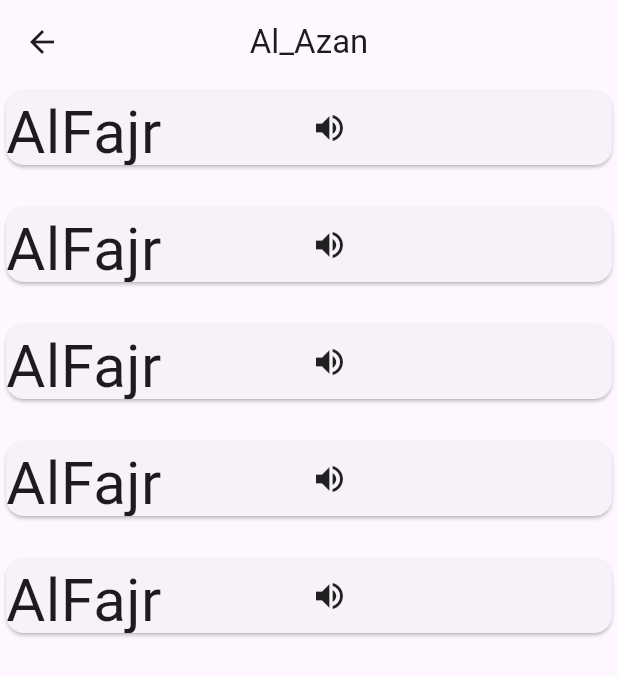
After one commit to Hoda-ramadan/Alhudaapp2, a Flutter app: the screen it shows after launch, after a tap on the "keyboard voice" icon, on a phone screen of 412 x 824 dp. The commit adds this screen. Shown: the top 676 px of the screen. Run offline on Flutter 3.47's test engine with Material 3 defaults, Android fonts, the phone set to English and light mode, and no system bars; our stand-ins replace dio, flutter_bloc; network calls fail.

Commit message:
Azan service,Azan model,Azan_view

```diff
--- a/lib/features/home/widgets/home_veiw_featurs.dart
+++ b/lib/features/home/widgets/home_veiw_featurs.dart
@@ -1,4 +1,5 @@
 import 'package:alhuda/features/home/widgets/custom_featured_icons.dart';
+import 'package:alhuda/features/quran%20Feature/views/azan_view.dart';
 import 'package:alhuda/features/quran%20Feature/views/quran_home_page.dart';
 import 'package:flutter/material.dart';
 
@@ -25,7 +26,9 @@ class HomeVeiwFeaturs extends StatelessWidget {
           ),
           SizedBox(width: 150),
           CustomFeaturedIcons(
-            function: () {},
+            function: () {
+              Navigator.pushNamed(context, AzanView.id);
+            },
             icon: Icon(Icons.keyboard_voice_sharp, color: Colors.white),
           ),
         ],
--- a/lib/features/home/widgets/home_veiw_first_part.dart
+++ b/lib/features/home/widgets/home_veiw_first_part.dart
@@ -22,7 +22,7 @@ class HomeVeiwFirstPart extends StatelessWidget {
           SizedBox(height: 300),
           Align(
             alignment: AlignmentGeometry.center,
-            child: CustomText(text: '4:20 AM', fontSize: 40),
+            child: CustomText(text: '4:20 AM', fontSize: 20),
           ),
         ],
       ),
--- /dev/null
+++ b/lib/features/quran Feature/views/azan_view.dart
@@ -0,0 +1,27 @@
+import 'package:alhuda/features/quran%20Feature/widgets/azan.dart';
+import 'package:flutter/material.dart';
+
+class AzanView extends StatelessWidget {
+  const AzanView({super.key});
+  static String id = "AzanView";
+  @override
+  Widget build(BuildContext context) {
+    return Scaffold(
+      appBar: AppBar(title: Text("Al_Azan"), centerTitle: true),
+      body: Column(
+        children: [
+          Azan(),
+          SizedBox(height: 20),
+          Azan(),
+          SizedBox(height: 20),
+          Azan(),
+          SizedBox(height: 20),
+          Azan(),
+          SizedBox(height: 20),
+          Azan(),
+          SizedBox(height: 20),
+        ],
+      ),
+    );
+  }
+}
--- /dev/null
+++ b/lib/features/quran Feature/widgets/azan.dart
@@ -0,0 +1,26 @@
+import 'package:flutter/material.dart';
+
+class Azan extends StatelessWidget {
+  const Azan({super.key});
+
+  @override
+  Widget build(BuildContext context) {
+    return GestureDetector(
+      onTap: () {},
+      child: Card(
+        child: Row(
+          children: [
+            Container(
+              height: 50,
+              child: Text("AlFajr", style: TextStyle(fontSize: 40)),
+            ),
+            Padding(
+              padding: const EdgeInsets.symmetric(horizontal: 100),
+              child: Icon(Icons.volume_up),
+            ),
+          ],
+        ),
+      ),
+    );
+  }
+}
--- a/lib/main.dart
+++ b/lib/main.dart
@@ -1,10 +1,7 @@
 import 'package:alhuda/features/home/views/home_page.dart';
+import 'package:alhuda/features/quran%20Feature/views/azan_view.dart';
 
 import 'package:alhuda/features/quran%20Feature/views/quran_home_page.dart';
-
-import 'package:alhuda/features/quran%20Feature/data/model/quran_model/surah.dart';
-import 'package:alhuda/features/quran%20Feature/views/quran_home_page.dart';
-import 'package:alhuda/features/quran%20Feature/views/surah.dart';
 
 import 'package:alhuda/features/splash/splash_view.dart';
 import 'package:flutter/material.dart';
@@ -24,6 +21,7 @@ class Alhuda extends StatelessWidget {
         HomePage.Id_home: (context) => HomePage(),
         Splash_view.id_Splash: (context) => Splash_view(),
         QuranHomePage.Id_quran: (context) => QuranHomePage(),
+        AzanView.id: (context) => AzanView(),
       },
       home: Splash_view(),
     );
```
Also changed, not shown: lib/features/quran Feature/data/logic/Azan_logic/Azan_service.dart (added, +14 -0 lines), lib/features/quran Feature/data/model/quran_model/Azan_model.dart (added, +36 -0 lines).
